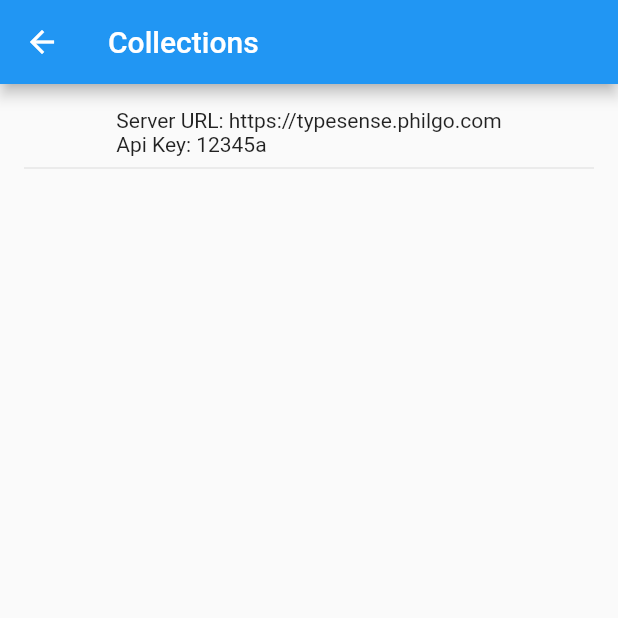
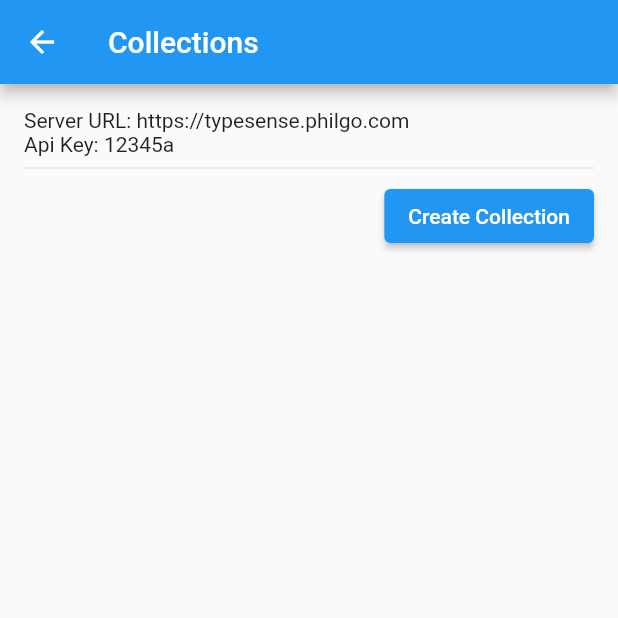
Before and after one commit to thruthesky/typesense_client, a Flutter app: the screen it shows after launch, after a tap on "Continue", on a phone screen of 412 x 824 dp, the top half of it. Run offline on Flutter 3.47's test engine with Material 2 defaults, Android fonts, the phone set to English and light mode, and no system bars; our stand-ins replace dio, get, hive, hive_flutter; accounts and stored records are empty; network calls fail.

Commit message:
update field list on document

```diff
--- a/lib/collection.screen.dart
+++ b/lib/collection.screen.dart
@@ -23,9 +23,16 @@ class CollectionScreen extends StatelessWidget {
           child: Container(
             padding: EdgeInsets.all(16),
             child: Column(
+              crossAxisAlignment: CrossAxisAlignment.start,
               children: [
                 ConnectionInfo(),
                 Divider(),
+                Row(
+                  children: [
+                    Spacer(),
+                    ElevatedButton(onPressed: () {}, child: Text('Create Collection')),
+                  ],
+                ),
                 for (final col in App.of.collections)
                   ExpansionTile(
                     title: Text(
@@ -35,8 +42,8 @@ class CollectionScreen extends StatelessWidget {
                       Text('Field Information'),
                       for (final field in col['fields'])
                         ListTile(
-                          leading: Text('Name'),
                           title: Text("${field['name']}"),
+                          subtitle: Text("${field['type']}, optional: ${field['optiona'] ?? ''}"),
                         ),
                       Text('@TODO Show list of document in new screen'),
                       Text('@TODO Add a document'),
```
